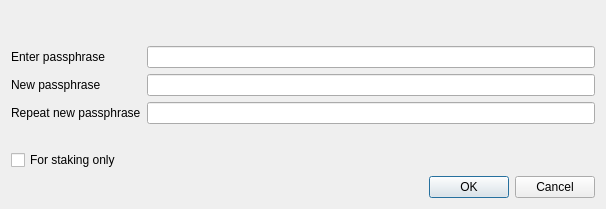
The window that src/qt/forms/askpassphrasedialog.ui (Educoins/EduCoin) describes before a commit, drawn with Qt 5.
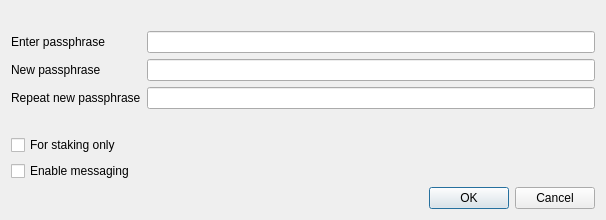
The same window after the commit.

The edit to the form file:
```diff
--- a/src/qt/forms/askpassphrasedialog.ui
+++ b/src/qt/forms/askpassphrasedialog.ui
@@ -115,6 +115,22 @@
        </property>
       </widget>
      </item>
+	 <item row="5" column="0">
+      <widget class="QCheckBox" name="messagingCheckBox">
+       <property name="enabled">
+        <bool>true</bool>
+       </property>
+       <property name="toolTip">
+        <string>Serves to disable the trivial sendmoney when OS account compromised. Provides no real security.</string>
+       </property>
+       <property name="text">
+        <string>Enable messaging</string>
+       </property>
+       <property name="visible">
+        <bool>false</bool>
+       </property>
+      </widget>
+     </item>
     </layout>
    </item>
    <item>
```
